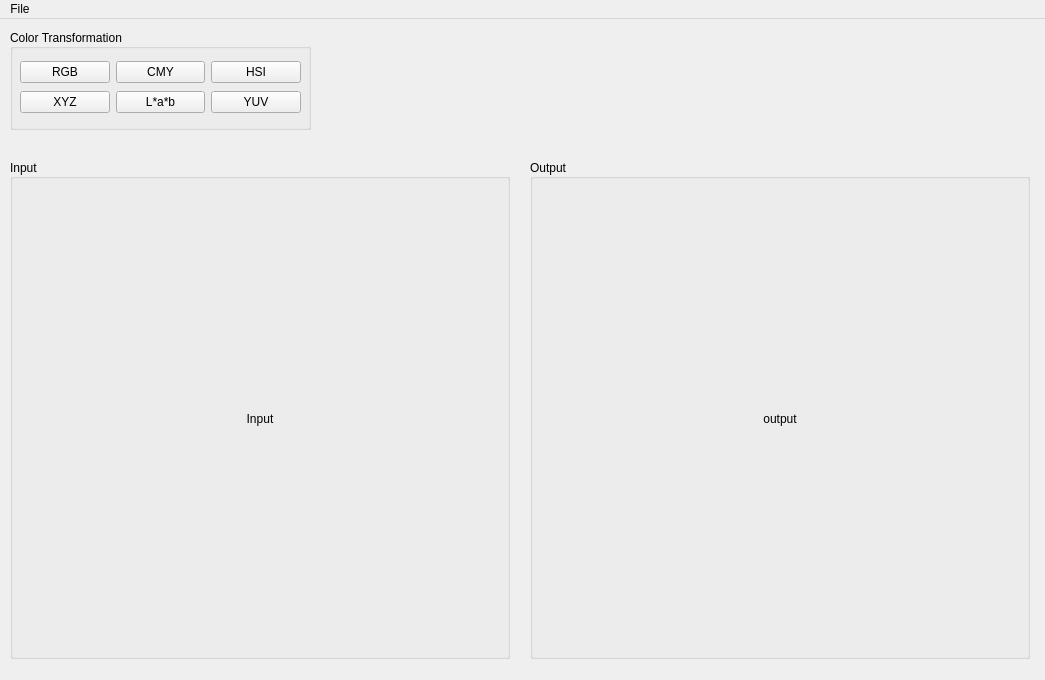
WesleyCh3n/Img-Processing, file HW05/myui.ui: the form before one commit.
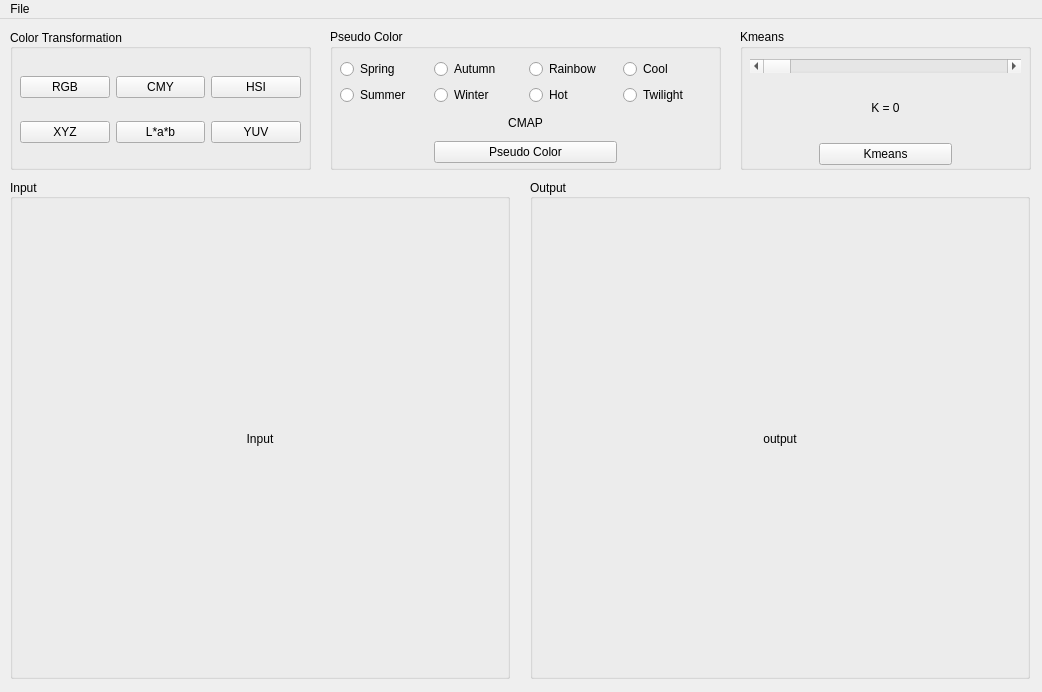
The form after the commit.

```diff
--- a/HW05/myui.ui
+++ b/HW05/myui.ui
@@ -6,8 +6,8 @@
    <rect>
     <x>0</x>
     <y>0</y>
-    <width>1045</width>
-    <height>680</height>
+    <width>1042</width>
+    <height>692</height>
    </rect>
   </property>
   <property name="windowTitle">
@@ -20,7 +20,7 @@
       <x>10</x>
       <y>10</y>
       <width>301</width>
-      <height>101</height>
+      <height>141</height>
      </rect>
     </property>
     <property name="title">
@@ -35,7 +35,7 @@
        <x>10</x>
        <y>30</y>
        <width>281</width>
-       <height>58</height>
+       <height>101</height>
       </rect>
      </property>
      <layout class="QGridLayout" name="gridLayout">
@@ -88,7 +88,7 @@
     <property name="geometry">
      <rect>
       <x>10</x>
-      <y>140</y>
+      <y>160</y>
       <width>500</width>
       <height>500</height>
      </rect>
@@ -120,7 +120,7 @@
     <property name="geometry">
      <rect>
       <x>530</x>
-      <y>140</y>
+      <y>160</y>
       <width>500</width>
       <height>500</height>
      </rect>
@@ -148,13 +148,160 @@
      </property>
     </widget>
    </widget>
+   <widget class="QGroupBox" name="groupBox_4">
+    <property name="geometry">
+     <rect>
+      <x>330</x>
+      <y>10</y>
+      <width>391</width>
+      <height>141</height>
+     </rect>
+    </property>
+    <property name="title">
+     <string>Pseudo Color</string>
+    </property>
+    <widget class="QWidget" name="">
+     <property name="geometry">
+      <rect>
+       <x>10</x>
+       <y>30</y>
+       <width>371</width>
+       <height>104</height>
+      </rect>
+     </property>
+     <layout class="QGridLayout" name="gridLayout_2">
+      <item row="0" column="0">
+       <widget class="QRadioButton" name="springRb">
+        <property name="text">
+         <string>Spring</string>
+        </property>
+       </widget>
+      </item>
+      <item row="0" column="2">
+       <widget class="QRadioButton" name="rainbowRb">
+        <property name="text">
+         <string>Rainbow</string>
+        </property>
+       </widget>
+      </item>
+      <item row="0" column="1">
+       <widget class="QRadioButton" name="autumnRb">
+        <property name="text">
+         <string>Autumn</string>
+        </property>
+       </widget>
+      </item>
+      <item row="1" column="0">
+       <widget class="QRadioButton" name="summerRb">
+        <property name="text">
+         <string>Summer</string>
+        </property>
+       </widget>
+      </item>
+      <item row="1" column="3">
+       <widget class="QRadioButton" name="twilightRb">
+        <property name="text">
+         <string>Twilight</string>
+        </property>
+       </widget>
+      </item>
+      <item row="1" column="2">
+       <widget class="QRadioButton" name="hotRb">
+        <property name="text">
+         <string>Hot</string>
+        </property>
+       </widget>
+      </item>
+      <item row="0" column="3">
+       <widget class="QRadioButton" name="coolRb">
+        <property name="text">
+         <string>Cool</string>
+        </property>
+       </widget>
+      </item>
+      <item row="1" column="1">
+       <widget class="QRadioButton" name="winterRb">
+        <property name="text">
+         <string>Winter</string>
+        </property>
+       </widget>
+      </item>
+      <item row="2" column="0" colspan="4">
+       <widget class="QLabel" name="cmapLb">
+        <property name="text">
+         <string>CMAP</string>
+        </property>
+        <property name="alignment">
+         <set>Qt::AlignCenter</set>
+        </property>
+       </widget>
+      </item>
+      <item row="3" column="1" colspan="2">
+       <widget class="QPushButton" name="pseudoPb">
+        <property name="text">
+         <string>Pseudo Color</string>
+        </property>
+       </widget>
+      </item>
+     </layout>
+    </widget>
+   </widget>
+   <widget class="QGroupBox" name="groupBox_5">
+    <property name="geometry">
+     <rect>
+      <x>740</x>
+      <y>10</y>
+      <width>291</width>
+      <height>141</height>
+     </rect>
+    </property>
+    <property name="title">
+     <string>Kmeans</string>
+    </property>
+    <widget class="QWidget" name="">
+     <property name="geometry">
+      <rect>
+       <x>10</x>
+       <y>30</y>
+       <width>271</width>
+       <height>106</height>
+      </rect>
+     </property>
+     <layout class="QGridLayout" name="gridLayout_3">
+      <item row="0" column="0" colspan="4">
+       <widget class="QScrollBar" name="kmeanSb">
+        <property name="orientation">
+         <enum>Qt::Horizontal</enum>
+        </property>
+       </widget>
+      </item>
+      <item row="3" column="1" colspan="2">
+       <widget class="QPushButton" name="kmeanPb">
+        <property name="text">
+         <string>Kmeans</string>
+        </property>
+       </widget>
+      </item>
+      <item row="1" column="0" colspan="4">
+       <widget class="QLabel" name="kLb">
+        <property name="text">
+         <string>K = 0</string>
+        </property>
+        <property name="alignment">
+         <set>Qt::AlignCenter</set>
+        </property>
+       </widget>
+      </item>
+     </layout>
+    </widget>
+   </widget>
   </widget>
   <widget class="QMenuBar" name="menuBar">
    <property name="geometry">
     <rect>
      <x>0</x>
      <y>0</y>
-     <width>1045</width>
+     <width>1042</width>
      <height>22</height>
     </rect>
    </property>
```
